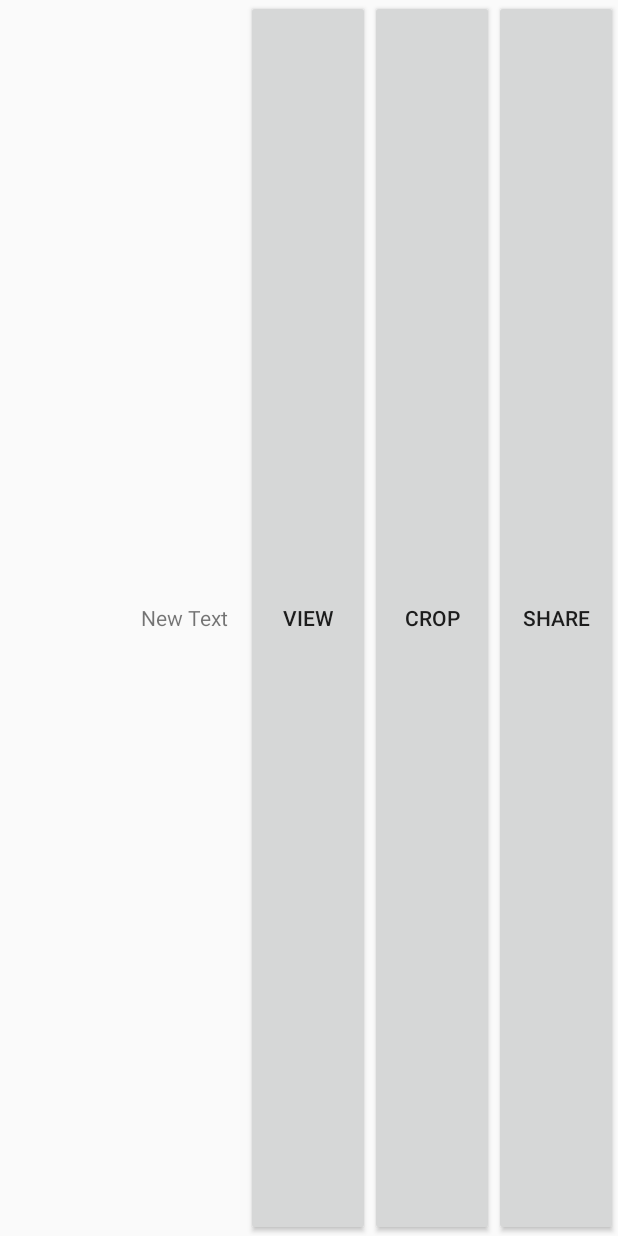
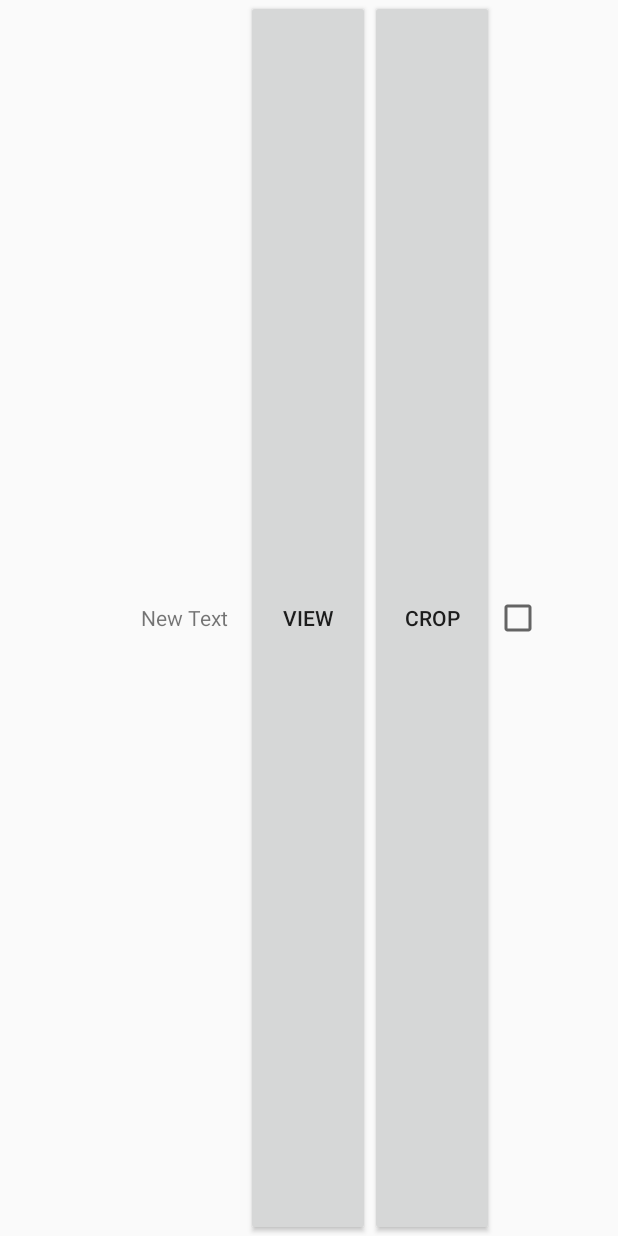
Before and after one commit to hs9021401/FragmentTab, an Android app: the layout file_item.xml on its own in the app's theme, with its tools: preview values and no code run, on a phone screen of 412 x 824 dp. Run offline under Robolectric (Android 15) with nearby library versions, the phone set to English and light mode, and no system bars.

Commit message:
將share獨立出來與delete單獨放到右上角的點點點menu裡

```diff
--- a/app/build.gradle
+++ b/app/build.gradle
@@ -20,7 +20,7 @@ android {
 }
 
 dependencies {
-    compile fileTree(dir: 'libs', include: ['*.jar'])
+    compile fileTree(include: ['*.jar'], dir: 'libs')
     compile 'com.android.support:appcompat-v7:21.0.3'
     compile project(':cropimage-master:simple-crop-image-lib')
 }
--- a/app/src/main/java/com/foxlinkimage/alex/fragmenttab/ScanFrag.java
+++ b/app/src/main/java/com/foxlinkimage/alex/fragmenttab/ScanFrag.java
@@ -17,7 +17,6 @@ public class ScanFrag extends Fragment {
     @Override
     public View onCreateView(LayoutInflater inflater, @Nullable ViewGroup container, @Nullable Bundle savedInstanceState) {
         View rootView = inflater.inflate(R.layout.fragment_scan,null);
-
         return rootView;
     }
 }
--- a/app/src/main/java/com/foxlinkimage/alex/fragmenttab/SettingFrag.java
+++ b/app/src/main/java/com/foxlinkimage/alex/fragmenttab/SettingFrag.java
@@ -17,7 +17,6 @@ public class SettingFrag extends Fragment {
     @Override
     public View onCreateView(LayoutInflater inflater, @Nullable ViewGroup container, @Nullable Bundle savedInstanceState) {
         View rootView = inflater.inflate(R.layout.fragment_setting,container,false);
-
         return rootView;
     }
 }
--- a/app/src/main/res/layout/file_item.xml
+++ b/app/src/main/res/layout/file_item.xml
@@ -35,11 +35,10 @@
         android:layout_weight="1"
         />
 
-    <Button
+    <CheckBox
+        android:id="@+id/multiSelect"
         android:layout_width="0dp"
         android:layout_height="match_parent"
-        android:text="@string/share"
-        android:id="@+id/share"
         android:layout_weight="1"
-        />
+     />
 </LinearLayout>
--- a/app/src/main/res/values/strings.xml
+++ b/app/src/main/res/values/strings.xml
@@ -4,5 +4,5 @@
     <string name="crop">Crop</string>
     <string name="share">Share</string>
     <string name="view">View</string>
-
+    <string name="empty">No file.</string>
 </resources>
```
Also changed, not shown: app/src/main/java/com/foxlinkimage/alex/fragmenttab/FileBaseAdapter.java (+7 -10 lines), app/src/main/java/com/foxlinkimage/alex/fragmenttab/FolderFrag.java (+22 -7 lines), app/src/main/java/com/foxlinkimage/alex/fragmenttab/MainActivity.java (+16 -2 lines), app/src/main/res/layout/fragment_folder.xml (+11 -0 lines), 3 other files.
